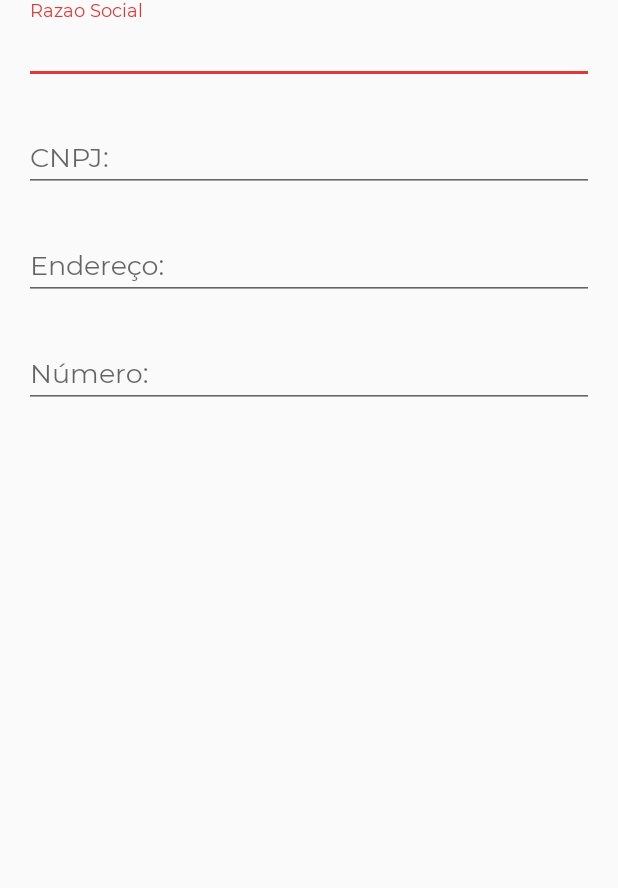
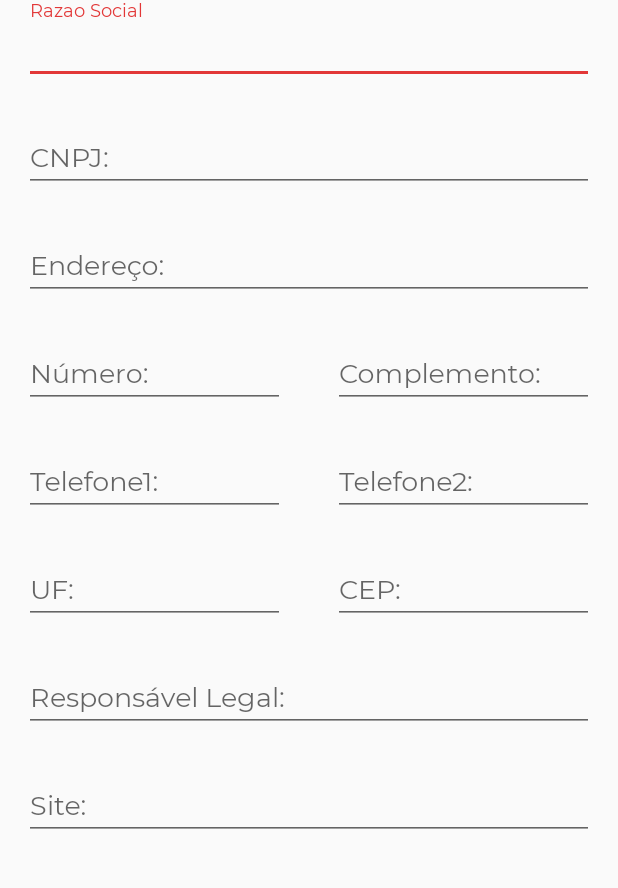
Before and after one commit to DenisLima/rtt_express_empresa, an Android app: the screen it shows after launch (GeneralRegisterActivity), on a phone screen of 412 x 824 dp, the part 348-1236 px from its top. Run offline under Robolectric (Android 15) with nearby library versions, the phone set to English and light mode, and no system bars.

Commit message:
Atualizaçao 1806220

```diff
--- a/presentation/src/main/res/layout/activity_general_layout.xml
+++ b/presentation/src/main/res/layout/activity_general_layout.xml
@@ -1,6 +1,5 @@
 <?xml version="1.0" encoding="utf-8"?>
-<androidx.constraintlayout.widget.ConstraintLayout
-    xmlns:android="http://schemas.android.com/apk/res/android"
+<androidx.constraintlayout.widget.ConstraintLayout xmlns:android="http://schemas.android.com/apk/res/android"
     xmlns:app="http://schemas.android.com/apk/res-auto"
     xmlns:tools="http://schemas.android.com/tools"
     android:layout_width="match_parent"
@@ -15,8 +14,8 @@
         android:id="@+id/ivLogoEnterprise"
         android:layout_width="wrap_content"
         android:layout_height="wrap_content"
+        android:layout_marginTop="24dp"
         android:src="@drawable/logo_empresa"
-        android:layout_marginTop="24dp"
         app:layout_constraintEnd_toEndOf="@+id/include"
         app:layout_constraintStart_toStartOf="parent"
         app:layout_constraintTop_toBottomOf="@+id/include" />
@@ -32,9 +31,9 @@
         <com.google.android.material.textfield.TextInputEditText
             android:layout_width="match_parent"
             android:layout_height="wrap_content"
+            android:layout_margin="16dp"
             android:fontFamily="@font/montserrat_regular"
-            android:hint="Razao Social"
-            android:layout_margin="16dp"/>
+            android:hint="Razao Social" />
 
     </com.google.android.material.textfield.TextInputLayout>
 
@@ -75,11 +74,12 @@
 
     <com.google.android.material.textfield.TextInputLayout
         android:id="@+id/tiNumero"
-        android:layout_width="match_parent"
+        android:layout_width="0dp"
         android:layout_height="wrap_content"
-        app:layout_constraintEnd_toEndOf="parent"
+        app:layout_constraintEnd_toStartOf="@+id/tiComplemento"
         app:layout_constraintStart_toStartOf="parent"
         app:layout_constraintTop_toBottomOf="@+id/tiEndereco">
+
         <com.google.android.material.textfield.TextInputEditText
             android:layout_width="match_parent"
             android:layout_height="wrap_content"
@@ -88,4 +88,119 @@
             android:hint="Número:" />
     </com.google.android.material.textfield.TextInputLayout>
 
+    <com.google.android.material.textfield.TextInputLayout
+        android:id="@+id/tiComplemento"
+        android:layout_width="0dp"
+        android:layout_height="wrap_content"
+        app:layout_constraintEnd_toEndOf="parent"
+        app:layout_constraintStart_toEndOf="@+id/tiNumero"
+        app:layout_constraintTop_toBottomOf="@+id/tiEndereco">
+
+        <com.google.android.material.textfield.TextInputEditText
+            android:layout_width="match_parent"
+            android:layout_height="wrap_content"
+            android:layout_margin="16dp"
+            android:fontFamily="@font/montserrat_regular"
+            android:hint="Complemento:" />
+    </com.google.android.material.textfield.TextInputLayout>
+
+    <com.google.android.material.textfield.TextInputLayout
+        android:id="@+id/tiTelefone1"
+        android:layout_width="0dp"
+        android:layout_height="wrap_content"
+        app:layout_constraintEnd_toStartOf="@+id/tiTelefone2"
+        app:layout_constraintStart_toStartOf="parent"
+        app:layout_constraintTop_toBottomOf="@+id/tiNumero">
+
+        <com.google.android.material.textfield.TextInputEditText
+            android:layout_width="match_parent"
+            android:layout_height="wrap_content"
+            android:layout_margin="16dp"
+            android:fontFamily="@font/montserrat_regular"
+            android:hint="Telefone1:" />
+    </com.google.android.material.textfield.TextInputLayout>
+
+    <com.google.android.material.textfield.TextInputLayout
+        android:id="@+id/tiTelefone2"
+        android:layout_width="0dp"
+        android:layout_height="wrap_content"
+        app:layout_constraintEnd_toEndOf="parent"
+        app:layout_constraintStart_toEndOf="@+id/tiNumero"
+        app:layout_constraintTop_toBottomOf="@+id/tiNumero">
+
+        <com.google.android.material.textfield.TextInputEditText
+            android:layout_width="match_parent"
+            android:layout_height="wrap_content"
+            android:layout_margin="16dp"
+            android:fontFamily="@font/montserrat_regular"
+            android:hint="Telefone2:" />
+    </com.google.android.material.textfield.TextInputLayout>
+
+    <com.google.android.material.textfield.TextInputLayout
+        android:id="@+id/tiUf"
+        android:layout_width="0dp"
+        android:layout_height="wrap_content"
+        app:layout_constraintEnd_toStartOf="@+id/tiCep"
+        app:layout_constraintStart_toStartOf="parent"
+        app:layout_constraintTop_toBottomOf="@+id/tiTelefone1">
+
+        <com.google.android.material.textfield.TextInputEditText
+            android:layout_width="match_parent"
+            android:layout_height="wrap_content"
+            android:layout_margin="16dp"
+            android:fontFamily="@font/montserrat_regular"
+            android:hint="UF:" />
+    </com.google.android.material.textfield.TextInputLayout>
+
+    <com.google.android.material.textfield.TextInputLayout
+        android:id="@+id/tiCep"
+        android:layout_width="0dp"
+        android:layout_height="wrap_content"
+        app:layout_constraintEnd_toEndOf="parent"
+        app:layout_constraintStart_toEndOf="@+id/tiTelefone1"
+        app:layout_constraintTop_toBottomOf="@+id/tiTelefone1">
+
+        <com.google.android.material.textfield.TextInputEditText
+            android:layout_width="match_parent"
+            android:layout_height="wrap_content"
+            android:layout_margin="16dp"
+            android:fontFamily="@font/montserrat_regular"
+            android:hint="CEP:" />
+
+    </com.google.android.material.textfield.TextInputLayout>
+
+    <com.google.android.material.textfield.TextInputLayout
+        android:id="@+id/tiResponsavelLegal"
+        android:layout_width="match_parent"
+        android:layout_height="wrap_content"
+        app:layout_constraintEnd_toEndOf="parent"
+        app:layout_constraintStart_toStartOf="parent"
+        app:layout_constraintTop_toBottomOf="@+id/tiUf">
+
+        <com.google.android.material.textfield.TextInputEditText
+            android:layout_width="match_parent"
+            android:layout_height="wrap_content"
+            android:layout_margin="16dp"
+            android:fontFamily="@font/montserrat_regular"
+            android:hint="Responsável Legal:" />
+
+    </com.google.android.material.textfield.TextInputLayout>
+
+    <com.google.android.material.textfield.TextInputLayout
+        android:id="@+id/tiSite"
+        android:layout_width="match_parent"
+        android:layout_height="wrap_content"
+        app:layout_constraintEnd_toEndOf="parent"
+        app:layout_constraintStart_toStartOf="parent"
+        app:layout_constraintTop_toBottomOf="@+id/tiResponsavelLegal">
+
+        <com.google.android.material.textfield.TextInputEditText
+            android:layout_width="match_parent"
+            android:layout_height="wrap_content"
+            android:layout_margin="16dp"
+            android:fontFamily="@font/montserrat_regular"
+            android:hint="Site:" />
+
+    </com.google.android.material.textfield.TextInputLayout>
+
 </androidx.constraintlayout.widget.ConstraintLayout>
```
